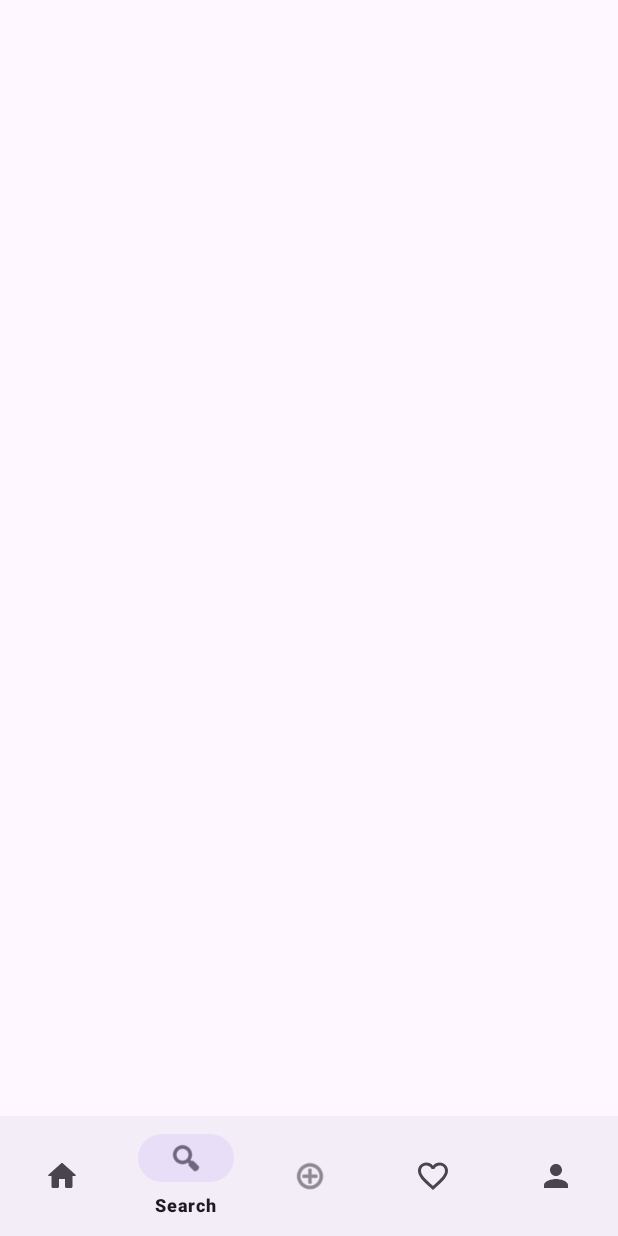
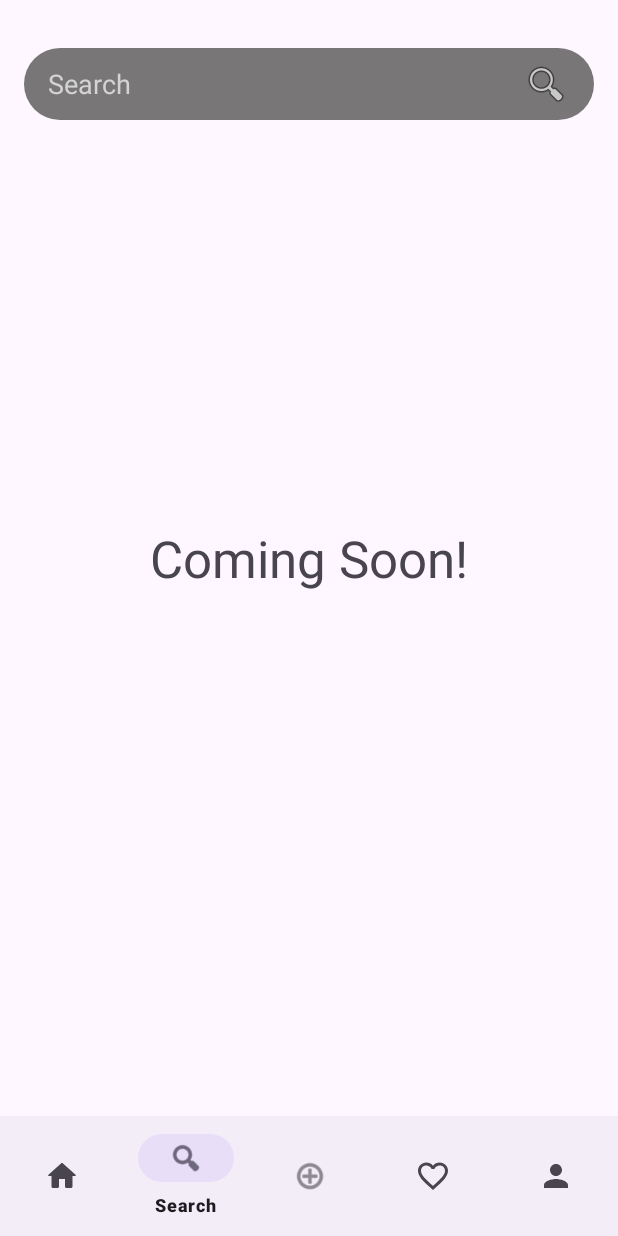
Before and after one commit to MikheilKhetsuriani19/mikheilis_aplikacia, an Android app: the fragment HomeFragment placed in its activity, item 2 of the bottom bar chosen, on a phone screen of 412 x 824 dp. Run offline under Robolectric (Android 15) with nearby library versions, the phone set to English and light mode, and no system bars; Roboto replaces fonts that are not available here.

Commit message:
finally working homework which didnt crushed as soon as i runed it :)

```diff
--- /dev/null
+++ b/app/src/main/java/com/example/mobileapplication11/adapters/MainViewPagerAdapter.kt
@@ -0,0 +1,24 @@
+package com.example.mobileapplication11.adapters
+
+import androidx.fragment.app.Fragment
+import androidx.fragment.app.FragmentActivity
+import androidx.viewpager2.adapter.FragmentStateAdapter
+import com.example.mobileapplication11.fragments.SearchFragment
+
+class MainViewPagerAdapter(fragment: Fragment, private val fragments: List<Fragment>) : FragmentStateAdapter(fragment) {
+
+    override fun getItemCount(): Int = fragments.size
+
+    override fun createFragment(position: Int): Fragment {
+        val fragment = fragments[position]
+
+
+        if (fragment is SearchFragment) {
+
+            return SearchFragment.newInstance("ExampleParam1", "ExampleParam2")
+        }
+
+
+        return fragment
+    }
+}
--- a/app/src/main/java/com/example/mobileapplication11/fragments/MainFragment.kt
+++ b/app/src/main/java/com/example/mobileapplication11/fragments/MainFragment.kt
@@ -1,70 +1,74 @@
 package com.example.mobileapplication11.fragments
 
 import android.os.Bundle
-import androidx.fragment.app.Fragment
 import android.view.LayoutInflater
 import android.view.View
 import android.view.ViewGroup
-import android.widget.Toast
+import androidx.fragment.app.Fragment
+import androidx.viewpager2.widget.ViewPager2
 import com.example.mobileapplication11.R
+import com.example.mobileapplication11.adapters.MainViewPagerAdapter
 import com.example.mobileapplication11.databinding.FragmentMainBinding
 import com.example.mobileapplication11.home.HomeFragment
 import com.example.mobileapplication11.home.homePosts.HomePostsFragment
-import com.example.mobileapplication11.profile.ProfileFragment
+import com.example.mobileapplication11.fragments.SearchFragment
+import com.google.android.material.bottomnavigation.BottomNavigationView
 
 class MainFragment : Fragment() {
 
     private lateinit var binding: FragmentMainBinding
+    private lateinit var viewPager: ViewPager2
 
     override fun onCreateView(
         inflater: LayoutInflater, container: ViewGroup?,
         savedInstanceState: Bundle?
     ): View {
-        binding = FragmentMainBinding.inflate(inflater, container,false)
+        binding = FragmentMainBinding.inflate(inflater, container, false)
         return binding.root
     }
 
     override fun onViewCreated(view: View, savedInstanceState: Bundle?) {
         super.onViewCreated(view, savedInstanceState)
-        loadFragment(HomePostsFragment.newInstance())
-        bottomNavigationListener()
+
+        setupViewPager()
+        setupBottomNavigation()
     }
 
-    private fun bottomNavigationListener() = with(binding){
-        bottomNavigationMenu.setOnItemSelectedListener {
-            when(it.itemId){
-                R.id.home -> {
-                    loadFragment(HomePostsFragment.newInstance())
-                    true
-                }
-                R.id.search -> {
-                    Toast.makeText(requireContext(), "coming soon!", Toast.LENGTH_SHORT).show()
-                    true
-                }
-                R.id.add -> {
-                    Toast.makeText(requireContext(), "coming soon!", Toast.LENGTH_SHORT).show()
-                    true
-                }
-                R.id.notifications -> {
-                    Toast.makeText(requireContext(), "coming soon!", Toast.LENGTH_SHORT).show()
-                    true
-                }
-                R.id.profile -> {
-                    loadFragment(ProfileFragment.newInstance())
-                    true
-                }
-                else -> {
-                    loadFragment(HomeFragment.newInstance())
-                    true
-                }
+    private fun setupViewPager() {
+        viewPager = binding.mainViewPager
+
+
+        val fragments = listOf(
+            HomePostsFragment.newInstance(),
+            SearchFragment.newInstance("ExampleParam1", "ExampleParam2"),
+            HomeFragment.newInstance()
+        )
+
+        val adapter = MainViewPagerAdapter(this, fragments)
+        viewPager.adapter = adapter
+
+
+        viewPager.registerOnPageChangeCallback(object : ViewPager2.OnPageChangeCallback() {
+            override fun onPageSelected(position: Int) {
+                super.onPageSelected(position)
+                binding.bottomNavigationMenu.menu.getItem(position).isChecked = true
             }
-        }
+        })
     }
 
-    private fun loadFragment(fragment: Fragment){
-        parentFragmentManager.beginTransaction()
-            .replace(R.id.container, fragment)
-            .commit()
+    private fun setupBottomNavigation() {
+        binding.bottomNavigationMenu.setOnItemSelectedListener { menuItem ->
+            when (menuItem.itemId) {
+                R.id.home -> viewPager.currentItem = 0
+                R.id.search -> viewPager.currentItem = 1
+                R.id.add -> {
+
+                    viewPager.currentItem = 2
+                }
+                else -> false
+            }
+            true
+        }
     }
 
     companion object {
--- /dev/null
+++ b/app/src/main/java/com/example/mobileapplication11/fragments/SearchFragment.kt
@@ -0,0 +1,60 @@
+package com.example.mobileapplication11.fragments
+
+import android.os.Bundle
+import androidx.fragment.app.Fragment
+import android.view.LayoutInflater
+import android.view.View
+import android.view.ViewGroup
+import com.example.mobileapplication11.R
+
+// TODO: Rename parameter arguments, choose names that match
+// the fragment initialization parameters, e.g. ARG_ITEM_NUMBER
+private const val ARG_PARAM1 = "param1"
+private const val ARG_PARAM2 = "param2"
+
+/**
+ * A simple [Fragment] subclass.
+ * Use the [SearchFragment.newInstance] factory method to
+ * create an instance of this fragment.
+ */
+class SearchFragment : Fragment() {
+    // TODO: Rename and change types of parameters
+    private var param1: String? = null
+    private var param2: String? = null
+
+    override fun onCreate(savedInstanceState: Bundle?) {
+        super.onCreate(savedInstanceState)
+        arguments?.let {
+            param1 = it.getString(ARG_PARAM1)
+            param2 = it.getString(ARG_PARAM2)
+        }
+    }
+
+    override fun onCreateView(
+        inflater: LayoutInflater, container: ViewGroup?,
+        savedInstanceState: Bundle?
+    ): View? {
+        // Inflate the layout for this fragment
+        return inflater.inflate(R.layout.fragment_search, container, false)
+    }
+
+    companion object {
+        /**
+         * Use this factory method to create a new instance of
+         * this fragment using the provided parameters.
+         *
+         * @param param1 Parameter 1.
+         * @param param2 Parameter 2.
+         * @return A new instance of fragment SearchFragment.
+         */
+        // TODO: Rename and change types and number of parameters
+        @JvmStatic
+        fun newInstance(param1: String, param2: String) =
+            SearchFragment().apply {
+                arguments = Bundle().apply {
+                    putString(ARG_PARAM1, param1)
+                    putString(ARG_PARAM2, param2)
+                }
+            }
+    }
+}
--- a/app/src/main/java/com/example/mobileapplication11/home/HomeFragment.kt
+++ b/app/src/main/java/com/example/mobileapplication11/home/HomeFragment.kt
@@ -14,15 +14,13 @@ class HomeFragment : Fragment() {
         inflater: LayoutInflater, container: ViewGroup?,
         savedInstanceState: Bundle?
     ): View? {
-        // Inflate the layout for this fragment
+
         return inflater.inflate(R.layout.fragment_home, container, false)
     }
 
     override fun onViewCreated(view: View, savedInstanceState: Bundle?) {
         super.onViewCreated(view, savedInstanceState)
-//        parentFragmentManager.beginTransaction()
-//            .replace(R.id.homePlaceHolder,HomePostsFragment.newInstance())
-//            .commit()
+
     }
 
     companion object {
--- /dev/null
+++ b/app/src/main/res/drawable/framebg.xml
@@ -0,0 +1,10 @@
+<?xml version="1.0" encoding="utf-8"?>
+<shape xmlns:android="http://schemas.android.com/apk/res/android">
+    <solid android:color="#787676" />
+    <corners android:radius="40dp" />
+    <padding
+        android:left="16dp"
+        android:right="16dp"
+        android:top="8dp"
+        android:bottom="8dp" />
+</shape>
--- /dev/null
+++ b/app/src/main/res/drawable/ic_search.xml
@@ -0,0 +1,9 @@
+<?xml version="1.0" encoding="utf-8"?>
+<selector xmlns:android="http://schemas.android.com/apk/res/android">
+    <vector xmlns:android="http://schemas.android.com/apk/res/android" android:autoMirrored="true" android:height="24dp" android:tint="#000000" android:viewportHeight="24" android:viewportWidth="24" android:width="24dp">
+
+        <path android:fillColor="@android:color/white" android:pathData="M21.99,4c0,-1.1 -0.89,-2 -1.99,-2L4,2c-1.1,0 -2,0.9 -2,2v12c0,1.1 0.9,2 2,2h14l4,4 -0.01,-18zM18,14L6,14v-2h12v2zM18,11L6,11L6,9h12v2zM18,8L6,8L6,6h12v2z"/>
+
+    </vector>
+
+</selector>
--- a/app/src/main/res/layout/fragment_home.xml
+++ b/app/src/main/res/layout/fragment_home.xml
@@ -1,5 +1,6 @@
 <?xml version="1.0" encoding="utf-8"?>
-<FrameLayout xmlns:android="http://schemas.android.com/apk/res/android"
+<androidx.constraintlayout.widget.ConstraintLayout xmlns:android="http://schemas.android.com/apk/res/android"
+    xmlns:app="http://schemas.android.com/apk/res-auto"
     xmlns:tools="http://schemas.android.com/tools"
     android:layout_width="match_parent"
     android:layout_height="match_parent"
@@ -7,4 +8,15 @@
     android:id="@+id/homePlaceHolder">
 
 
-</FrameLayout>
+    <TextView
+        android:id="@+id/textView"
+        android:layout_width="wrap_content"
+        android:layout_height="wrap_content"
+        android:text="Coming Soon!"
+        android:textSize="34sp"
+        app:layout_constraintBottom_toBottomOf="parent"
+        app:layout_constraintEnd_toEndOf="parent"
+        app:layout_constraintStart_toStartOf="parent"
+        app:layout_constraintTop_toTopOf="parent"
+        tools:ignore="MissingConstraints" />
+</androidx.constraintlayout.widget.ConstraintLayout>
--- a/app/src/main/res/layout/fragment_main.xml
+++ b/app/src/main/res/layout/fragment_main.xml
@@ -15,6 +15,15 @@
         app:layout_constraintTop_toTopOf="parent"
         app:layout_constraintBottom_toTopOf="@id/bottom_navigation_menu"/>
 
+    <androidx.viewpager2.widget.ViewPager2
+        android:id="@+id/mainViewPager"
+        android:layout_width="0dp"
+        android:layout_height="0dp"
+        app:layout_constraintTop_toTopOf="parent"
+        app:layout_constraintBottom_toTopOf="@id/bottom_navigation_menu"
+        app:layout_constraintStart_toStartOf="parent"
+        app:layout_constraintEnd_toEndOf="parent" />
+
     <com.google.android.material.bottomnavigation.BottomNavigationView
         android:id="@+id/bottom_navigation_menu"
         android:layout_width="match_parent"
--- /dev/null
+++ b/app/src/main/res/layout/fragment_search.xml
@@ -0,0 +1,42 @@
+<?xml version="1.0" encoding="utf-8"?>
+<androidx.constraintlayout.widget.ConstraintLayout xmlns:android="http://schemas.android.com/apk/res/android"
+    xmlns:app="http://schemas.android.com/apk/res-auto"
+    xmlns:tools="http://schemas.android.com/tools"
+    android:layout_width="match_parent"
+    android:layout_height="match_parent"
+    android:padding="16dp"
+    tools:context=".fragments.SearchFragment">
+
+    <!-- Search Bar with Icon -->
+    <androidx.appcompat.widget.AppCompatEditText
+        android:id="@+id/searchBar"
+        android:layout_width="0dp"
+        android:layout_height="48dp"
+        android:background="@drawable/framebg"
+        android:drawableEnd="@android:drawable/ic_menu_search"
+        android:drawablePadding="10dp"
+        android:hint="Search"
+        android:paddingStart="16dp"
+        android:paddingEnd="16dp"
+        android:textColor="#000000"
+        android:textColorHint="#D3D3D3"
+        app:layout_constraintBottom_toBottomOf="parent"
+        app:layout_constraintEnd_toEndOf="parent"
+        app:layout_constraintHorizontal_bias="0.0"
+        app:layout_constraintStart_toStartOf="parent"
+        app:layout_constraintTop_toTopOf="parent"
+        app:layout_constraintVertical_bias="0.024">
+
+    </androidx.appcompat.widget.AppCompatEditText>
+
+    <androidx.recyclerview.widget.RecyclerView
+        android:id="@+id/rvHighlight"
+        android:layout_width="379dp"
+        android:layout_height="wrap_content"
+        app:layout_constraintEnd_toEndOf="parent"
+        app:layout_constraintStart_toStartOf="parent"
+        tools:ignore="MissingConstraints"
+        tools:itemCount="1"
+        tools:layout_editor_absoluteY="96dp"
+        tools:listitem="@layout/item_story" />
+</androidx.constraintlayout.widget.ConstraintLayout>
```
